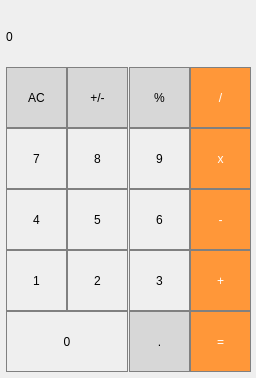
The window that calculate.ui (KFING/my-project) describes before a commit, drawn with Qt 5.
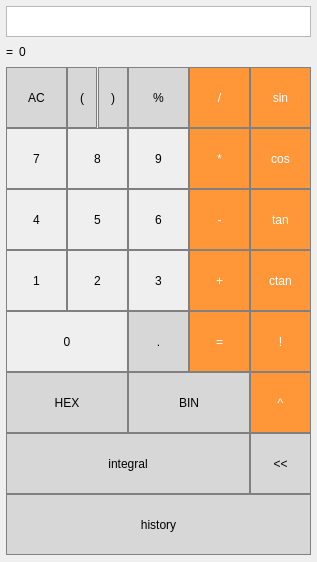
The same window after the commit.

```diff
--- a/calculate.ui
+++ b/calculate.ui
@@ -6,21 +6,21 @@
    <rect>
     <x>0</x>
     <y>0</y>
-    <width>256</width>
-    <height>378</height>
+    <width>317</width>
+    <height>562</height>
    </rect>
   </property>
   <property name="windowTitle">
    <string>calculate</string>
   </property>
   <widget class="QWidget" name="centralwidget">
-   <widget class="QLabel" name="result_show">
+   <widget class="QLabel" name="answer">
     <property name="geometry">
      <rect>
-      <x>6</x>
-      <y>6</y>
-      <width>244</width>
-      <height>61</height>
+      <x>19</x>
+      <y>36</y>
+      <width>292</width>
+      <height>31</height>
      </rect>
     </property>
     <property name="styleSheet">
@@ -58,33 +58,10 @@
      <string>AC</string>
     </property>
    </widget>
-   <widget class="QPushButton" name="pushButton_set">
-    <property name="geometry">
-     <rect>
-      <x>67</x>
-      <y>67</y>
-      <width>61</width>
-      <height>61</height>
-     </rect>
-    </property>
-    <property name="styleSheet">
-     <string notr="true">QPushButton {
-  background-color: rgb(215, 215, 215);
-  border: 1px solid gray;
-}
-QPushButton:pressed {
-    background-color: qlineargradient(x1: 0, y1: 0, x2: 0, y2: 1,
-                                      stop: 0 #BEBEBE, stop: 1 #D7D7D7);
-}</string>
-    </property>
-    <property name="text">
-     <string>+/-</string>
-    </property>
-   </widget>
    <widget class="QPushButton" name="pushButton_pro">
     <property name="geometry">
      <rect>
-      <x>129</x>
+      <x>128</x>
       <y>67</y>
       <width>61</width>
       <height>61</height>
@@ -107,7 +84,7 @@
    <widget class="QPushButton" name="pushButton_dis">
     <property name="geometry">
      <rect>
-      <x>190</x>
+      <x>189</x>
       <y>67</y>
       <width>61</width>
       <height>61</height>
@@ -132,7 +109,7 @@
    <widget class="QPushButton" name="pushButton_mul">
     <property name="geometry">
      <rect>
-      <x>190</x>
+      <x>189</x>
       <y>128</y>
       <width>61</width>
       <height>61</height>
@@ -151,13 +128,13 @@
 }</string>
     </property>
     <property name="text">
-     <string>x</string>
+     <string>*</string>
     </property>
    </widget>
    <widget class="QPushButton" name="pushButton_9">
     <property name="geometry">
      <rect>
-      <x>129</x>
+      <x>128</x>
       <y>128</y>
       <width>61</width>
       <height>61</height>
@@ -223,7 +200,7 @@
    <widget class="QPushButton" name="pushButton_min">
     <property name="geometry">
      <rect>
-      <x>190</x>
+      <x>189</x>
       <y>189</y>
       <width>61</width>
       <height>61</height>
@@ -248,7 +225,7 @@
    <widget class="QPushButton" name="pushButton_6">
     <property name="geometry">
      <rect>
-      <x>129</x>
+      <x>128</x>
       <y>189</y>
       <width>61</width>
       <height>61</height>
@@ -314,7 +291,7 @@
    <widget class="QPushButton" name="pushButton_plus">
     <property name="geometry">
      <rect>
-      <x>190</x>
+      <x>189</x>
       <y>250</y>
       <width>61</width>
       <height>61</height>
@@ -339,7 +316,7 @@
    <widget class="QPushButton" name="pushButton_3">
     <property name="geometry">
      <rect>
-      <x>129</x>
+      <x>128</x>
       <y>250</y>
       <width>61</width>
       <height>61</height>
@@ -405,7 +382,7 @@
    <widget class="QPushButton" name="pushButton_exec">
     <property name="geometry">
      <rect>
-      <x>190</x>
+      <x>189</x>
       <y>311</y>
       <width>61</width>
       <height>61</height>
@@ -430,7 +407,7 @@
    <widget class="QPushButton" name="pushButton_dot">
     <property name="geometry">
      <rect>
-      <x>129</x>
+      <x>128</x>
       <y>311</y>
       <width>61</width>
       <height>61</height>
@@ -472,6 +449,340 @@
      <string>0</string>
     </property>
    </widget>
+   <widget class="QPushButton" name="pushButton">
+    <property name="geometry">
+     <rect>
+      <x>6</x>
+      <y>494</y>
+      <width>305</width>
+      <height>61</height>
+     </rect>
+    </property>
+    <property name="styleSheet">
+     <string notr="true">QPushButton {
+  background-color: rgb(215, 215, 215);
+  border: 1px solid gray;
+}
+QPushButton:pressed {
+    background-color: qlineargradient(x1: 0, y1: 0, x2: 0, y2: 1,
+                                      stop: 0 #BEBEBE, stop: 1 #D7D7D7);
+}</string>
+    </property>
+    <property name="text">
+     <string>history</string>
+    </property>
+   </widget>
+   <widget class="QPushButton" name="pushButton_10">
+    <property name="geometry">
+     <rect>
+      <x>6</x>
+      <y>372</y>
+      <width>122</width>
+      <height>61</height>
+     </rect>
+    </property>
+    <property name="styleSheet">
+     <string notr="true">QPushButton {
+  background-color: rgb(215, 215, 215);
+  border: 1px solid gray;
+}
+QPushButton:pressed {
+    background-color: qlineargradient(x1: 0, y1: 0, x2: 0, y2: 1,
+                                      stop: 0 #BEBEBE, stop: 1 #D7D7D7);
+}</string>
+    </property>
+    <property name="text">
+     <string>HEX</string>
+    </property>
+   </widget>
+   <widget class="QPushButton" name="pushButton_11">
+    <property name="geometry">
+     <rect>
+      <x>128</x>
+      <y>372</y>
+      <width>122</width>
+      <height>61</height>
+     </rect>
+    </property>
+    <property name="styleSheet">
+     <string notr="true">QPushButton {
+  background-color: rgb(215, 215, 215);
+  border: 1px solid gray;
+}
+QPushButton:pressed {
+    background-color: qlineargradient(x1: 0, y1: 0, x2: 0, y2: 1,
+                                      stop: 0 #BEBEBE, stop: 1 #D7D7D7);
+}</string>
+    </property>
+    <property name="text">
+     <string>BIN</string>
+    </property>
+   </widget>
+   <widget class="QPushButton" name="pushButton_12">
+    <property name="geometry">
+     <rect>
+      <x>6</x>
+      <y>433</y>
+      <width>244</width>
+      <height>61</height>
+     </rect>
+    </property>
+    <property name="styleSheet">
+     <string notr="true">QPushButton {
+  background-color: rgb(215, 215, 215);
+  border: 1px solid gray;
+}
+QPushButton:pressed {
+    background-color: qlineargradient(x1: 0, y1: 0, x2: 0, y2: 1,
+                                      stop: 0 #BEBEBE, stop: 1 #D7D7D7);
+}</string>
+    </property>
+    <property name="text">
+     <string>integral</string>
+    </property>
+   </widget>
+   <widget class="QTextEdit" name="result_show">
+    <property name="geometry">
+     <rect>
+      <x>6</x>
+      <y>6</y>
+      <width>305</width>
+      <height>31</height>
+     </rect>
+    </property>
+   </widget>
+   <widget class="QPushButton" name="pushButton_13">
+    <property name="geometry">
+     <rect>
+      <x>67</x>
+      <y>67</y>
+      <width>30</width>
+      <height>61</height>
+     </rect>
+    </property>
+    <property name="styleSheet">
+     <string notr="true">QPushButton {
+  background-color: rgb(215, 215, 215);
+  border: 1px solid gray;
+}
+QPushButton:pressed {
+    background-color: qlineargradient(x1: 0, y1: 0, x2: 0, y2: 1,
+                                      stop: 0 #BEBEBE, stop: 1 #D7D7D7);
+}</string>
+    </property>
+    <property name="text">
+     <string>(</string>
+    </property>
+   </widget>
+   <widget class="QPushButton" name="pushButton_14">
+    <property name="geometry">
+     <rect>
+      <x>98</x>
+      <y>67</y>
+      <width>30</width>
+      <height>61</height>
+     </rect>
+    </property>
+    <property name="styleSheet">
+     <string notr="true">QPushButton {
+  background-color: rgb(215, 215, 215);
+  border: 1px solid gray;
+}
+QPushButton:pressed {
+    background-color: qlineargradient(x1: 0, y1: 0, x2: 0, y2: 1,
+                                      stop: 0 #BEBEBE, stop: 1 #D7D7D7);
+}</string>
+    </property>
+    <property name="text">
+     <string>)</string>
+    </property>
+   </widget>
+   <widget class="QLabel" name="label">
+    <property name="geometry">
+     <rect>
+      <x>6</x>
+      <y>36</y>
+      <width>10</width>
+      <height>31</height>
+     </rect>
+    </property>
+    <property name="text">
+     <string>=</string>
+    </property>
+   </widget>
+   <widget class="QPushButton" name="pushButton_sin">
+    <property name="geometry">
+     <rect>
+      <x>250</x>
+      <y>67</y>
+      <width>61</width>
+      <height>61</height>
+     </rect>
+    </property>
+    <property name="styleSheet">
+     <string notr="true">QPushButton {
+  background-color: rgb(255, 151, 57);
+  color: white; 
+  border: 1px solid gray;
+}
+
+QPushButton:pressed {
+    background-color: qlineargradient(x1: 0, y1: 0, x2: 0, y2: 1,
+                                      stop: 0 #FF7832, stop: 1 #FF9739);
+}</string>
+    </property>
+    <property name="text">
+     <string>sin</string>
+    </property>
+   </widget>
+   <widget class="QPushButton" name="pushButton_cos">
+    <property name="geometry">
+     <rect>
+      <x>250</x>
+      <y>128</y>
+      <width>61</width>
+      <height>61</height>
+     </rect>
+    </property>
+    <property name="styleSheet">
+     <string notr="true">QPushButton {
+  background-color: rgb(255, 151, 57);
+  color: white; 
+  border: 1px solid gray;
+}
+
+QPushButton:pressed {
+    background-color: qlineargradient(x1: 0, y1: 0, x2: 0, y2: 1,
+                                      stop: 0 #FF7832, stop: 1 #FF9739);
+}</string>
+    </property>
+    <property name="text">
+     <string>cos</string>
+    </property>
+   </widget>
+   <widget class="QPushButton" name="pushButton_tan">
+    <property name="geometry">
+     <rect>
+      <x>250</x>
+      <y>189</y>
+      <width>61</width>
+      <height>61</height>
+     </rect>
+    </property>
+    <property name="styleSheet">
+     <string notr="true">QPushButton {
+  background-color: rgb(255, 151, 57);
+  color: white; 
+  border: 1px solid gray;
+}
+
+QPushButton:pressed {
+    background-color: qlineargradient(x1: 0, y1: 0, x2: 0, y2: 1,
+                                      stop: 0 #FF7832, stop: 1 #FF9739);
+}</string>
+    </property>
+    <property name="text">
+     <string>tan</string>
+    </property>
+   </widget>
+   <widget class="QPushButton" name="pushButton_ctan">
+    <property name="geometry">
+     <rect>
+      <x>250</x>
+      <y>250</y>
+      <width>61</width>
+      <height>61</height>
+     </rect>
+    </property>
+    <property name="styleSheet">
+     <string notr="true">QPushButton {
+  background-color: rgb(255, 151, 57);
+  color: white; 
+  border: 1px solid gray;
+}
+
+QPushButton:pressed {
+    background-color: qlineargradient(x1: 0, y1: 0, x2: 0, y2: 1,
+                                      stop: 0 #FF7832, stop: 1 #FF9739);
+}</string>
+    </property>
+    <property name="text">
+     <string>ctan</string>
+    </property>
+   </widget>
+   <widget class="QPushButton" name="pushButton_Y">
+    <property name="geometry">
+     <rect>
+      <x>250</x>
+      <y>311</y>
+      <width>61</width>
+      <height>61</height>
+     </rect>
+    </property>
+    <property name="styleSheet">
+     <string notr="true">QPushButton {
+  background-color: rgb(255, 151, 57);
+  color: white; 
+  border: 1px solid gray;
+}
+
+QPushButton:pressed {
+    background-color: qlineargradient(x1: 0, y1: 0, x2: 0, y2: 1,
+                                      stop: 0 #FF7832, stop: 1 #FF9739);
+}</string>
+    </property>
+    <property name="text">
+     <string>!</string>
+    </property>
+   </widget>
+   <widget class="QPushButton" name="pushButton_V">
+    <property name="geometry">
+     <rect>
+      <x>250</x>
+      <y>372</y>
+      <width>61</width>
+      <height>61</height>
+     </rect>
+    </property>
+    <property name="styleSheet">
+     <string notr="true">QPushButton {
+  background-color: rgb(255, 151, 57);
+  color: white; 
+  border: 1px solid gray;
+}
+
+QPushButton:pressed {
+    background-color: qlineargradient(x1: 0, y1: 0, x2: 0, y2: 1,
+                                      stop: 0 #FF7832, stop: 1 #FF9739);
+}</string>
+    </property>
+    <property name="text">
+     <string>^</string>
+    </property>
+   </widget>
+   <widget class="QPushButton" name="pushButton_decr">
+    <property name="geometry">
+     <rect>
+      <x>250</x>
+      <y>433</y>
+      <width>61</width>
+      <height>61</height>
+     </rect>
+    </property>
+    <property name="styleSheet">
+     <string notr="true">QPushButton {
+  background-color: rgb(215, 215, 215);
+  border: 1px solid gray;
+}
+QPushButton:pressed {
+    background-color: qlineargradient(x1: 0, y1: 0, x2: 0, y2: 1,
+                                      stop: 0 #BEBEBE, stop: 1 #D7D7D7);
+}</string>
+    </property>
+    <property name="text">
+     <string>&lt;&lt;</string>
+    </property>
+   </widget>
   </widget>
  </widget>
  <resources/>
```
